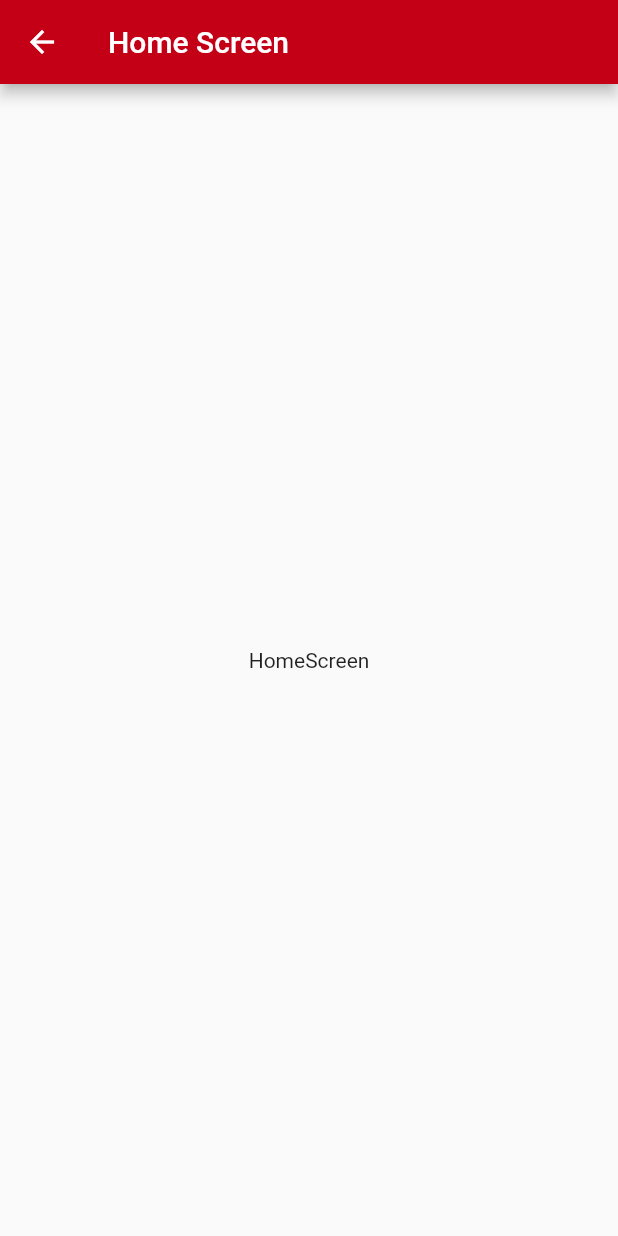
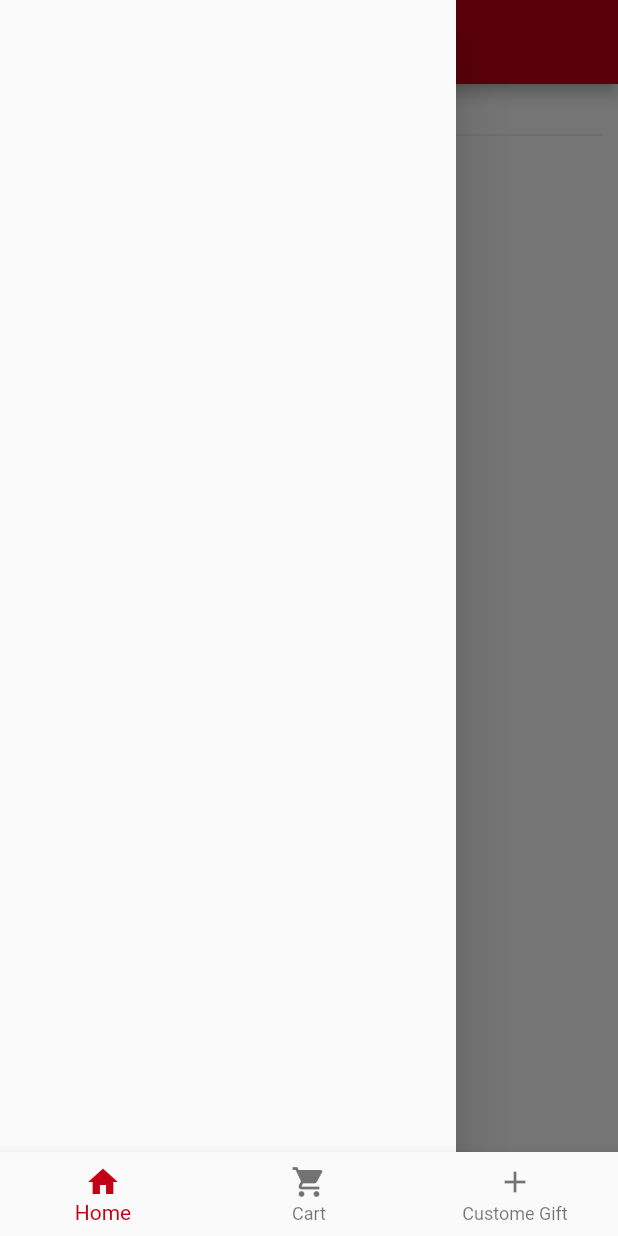
Before and after one commit to Fouad187/Gifty_App, a Flutter app: the UserHomeScreen screen opened by its route, with the side drawer open (before the commit the screen has no drawer), on a phone screen of 412 x 824 dp. Run offline on Flutter 3.47's test engine with Material 2 defaults, Android fonts, the phone set to English and light mode, and no system bars; our stand-ins replace cloud_firestore, firebase_auth, firebase_core, firebase_storage, image_picker, modal_progress_hud_nsn; accounts and stored records are empty.

Commit message:
Bottom Navigation and Home Tap

```diff
--- /dev/null
+++ b/lib/Providers/navigation.dart
@@ -0,0 +1,13 @@
+import 'package:flutter/cupertino.dart';
+
+class BottomNavigation extends ChangeNotifier
+{
+  int selectedIndex=0;
+  navigate({required int index})
+  {
+    selectedIndex=index;
+    notifyListeners();
+  }
+
+
+}
--- a/lib/Providers/user_data.dart
+++ b/lib/Providers/user_data.dart
@@ -2,6 +2,7 @@
 import 'package:flutter/material.dart';
 import 'package:gifty/Models/gift.dart';
 import 'package:gifty/Models/user.dart';
+import 'package:gifty/Services/admin_services.dart';
 
 class UserData extends ChangeNotifier
 {
@@ -9,8 +10,21 @@ class UserData extends ChangeNotifier
   List<Gift> gifts=[];
 
 
+
   setUser(UserModel user)
   {
     this.user=user;
   }
+
+
+  getGifts()
+  {
+    if(gifts.isEmpty)
+      {
+        AdminServices.getGifts().then((value) {
+          gifts=value;
+          notifyListeners();
+        });
+      }
+  }
 }
--- /dev/null
+++ b/lib/Screens/User/Taps/user_home_tap.dart
@@ -0,0 +1,61 @@
+import 'package:flutter/material.dart';
+import 'package:gifty/Providers/user_data.dart';
+import 'package:gifty/Util/constant.dart';
+import 'package:gifty/Widgets/gift_widget.dart';
+import 'package:gifty/Widgets/my_gift_widget.dart';
+import 'package:provider/provider.dart';
+class UserHomeTap extends StatefulWidget {
+
+  @override
+  State<UserHomeTap> createState() => _UserHomeTapState();
+}
+
+class _UserHomeTapState extends State<UserHomeTap> {
+
+  @override
+  void initState() {
+    super.initState();
+    WidgetsBinding.instance!.addPostFrameCallback((_) {
+      getGifts();
+    });
+  }
+  getGifts()
+  {
+    Provider.of<UserData>(context,listen: false).getGifts();
+  }
+  @override
+  Widget build(BuildContext context) {
+    return Scaffold(
+      appBar: AppBar(
+        title: Text('Gifty Store'),
+        backgroundColor: fColor,
+      ),
+      backgroundColor: Colors.white,
+      drawer: Drawer(),
+      body: Padding(
+        padding: EdgeInsets.all(10),
+        child: Column(
+          crossAxisAlignment: CrossAxisAlignment.start,
+          children: [
+            Text('${Provider.of<UserData>(context).gifts.length} Gift was Found'),
+            Divider(),
+            Expanded(
+              child: GridView.builder(
+                gridDelegate: const SliverGridDelegateWithFixedCrossAxisCount(
+                  crossAxisCount: 2,
+                  crossAxisSpacing: 1,
+                  mainAxisSpacing: 5 ,
+                  childAspectRatio: 0.9,
+                ),
+                itemCount: Provider.of<UserData>(context).gifts.length,
+                itemBuilder: (context, index) {
+                  return GiftWidget(gift: Provider.of<UserData>(context).gifts[index]);
+                },
+              ),
+            ),
+          ],
+        ),
+      ),
+    );
+  }
+}
--- a/lib/Screens/User/user_home_screen.dart
+++ b/lib/Screens/User/user_home_screen.dart
@@ -1,18 +1,45 @@
 import 'package:flutter/material.dart';
+import 'package:gifty/Providers/navigation.dart';
+import 'package:gifty/Screens/User/Taps/user_cart_tap.dart';
+import 'package:gifty/Screens/User/Taps/user_custome_gift_tap.dart';
+import 'package:gifty/Screens/User/Taps/user_home_tap.dart';
 import 'package:gifty/Util/constant.dart';
+import 'package:provider/provider.dart';
 
 class UserHomeScreen extends StatelessWidget {
   static String id='UserHomeScreenID';
-  const UserHomeScreen({Key? key}) : super(key: key);
 
+  final taps=[
+    UserHomeTap(),
+    CartTap(),
+    UserCustomeGiftTap(),
+  ];
   @override
   Widget build(BuildContext context) {
     return Scaffold(
-      appBar: AppBar(
-        title: const Text('Home Screen'),
-        backgroundColor: fColor,
+      bottomNavigationBar: BottomNavigationBar(
+        type: BottomNavigationBarType.fixed,
+        selectedItemColor: fColor,
+        currentIndex: Provider.of<BottomNavigation>(context).selectedIndex,
+        onTap: (index){
+          Provider.of<BottomNavigation>(context,listen:false).navigate(index: index);
+        },
+        items: const [
+          BottomNavigationBarItem(
+            icon: Icon(Icons.home),
+            label: 'Home',
+          ),
+          BottomNavigationBarItem(
+            icon: Icon(Icons.shopping_cart),
+            label: 'Cart',
+          ),
+          BottomNavigationBarItem(
+            icon: Icon(Icons.add),
+            label: 'Custome Gift',
+          ),
+        ],
       ),
-      body: Center(child: Text('HomeScreen'),),
+      body: taps[Provider.of<BottomNavigation>(context).selectedIndex],
     );
   }
 }
--- a/lib/main.dart
+++ b/lib/main.dart
@@ -7,6 +7,7 @@ import 'package:provider/provider.dart';
 
 import 'Providers/admin_data.dart';
 import 'Providers/modal_hud.dart';
+import 'Providers/navigation.dart';
 import 'Providers/user_data.dart';
 import 'Screens/Auth/login_screen.dart';
 import 'Screens/Auth/register_screen.dart';
@@ -27,6 +28,8 @@ class MyApp extends StatelessWidget {
         ChangeNotifierProvider<ModalHud>(create: (context) => ModalHud(),),
         ChangeNotifierProvider<AdminData>(create: (context) => AdminData(),),
         ChangeNotifierProvider<UserData>(create: (context) => UserData(),),
+        ChangeNotifierProvider<BottomNavigation>(create: (context) => BottomNavigation(),),
+
       ],
       child: MaterialApp(
         debugShowCheckedModeBanner: false,
```
Also changed, not shown: lib/Screens/User/Taps/user_cart_tap.dart (added, +10 -0 lines), lib/Screens/User/Taps/user_custome_gift_tap.dart (added, +9 -0 lines), lib/Widgets/gift_widget.dart (added, +66 -0 lines).
